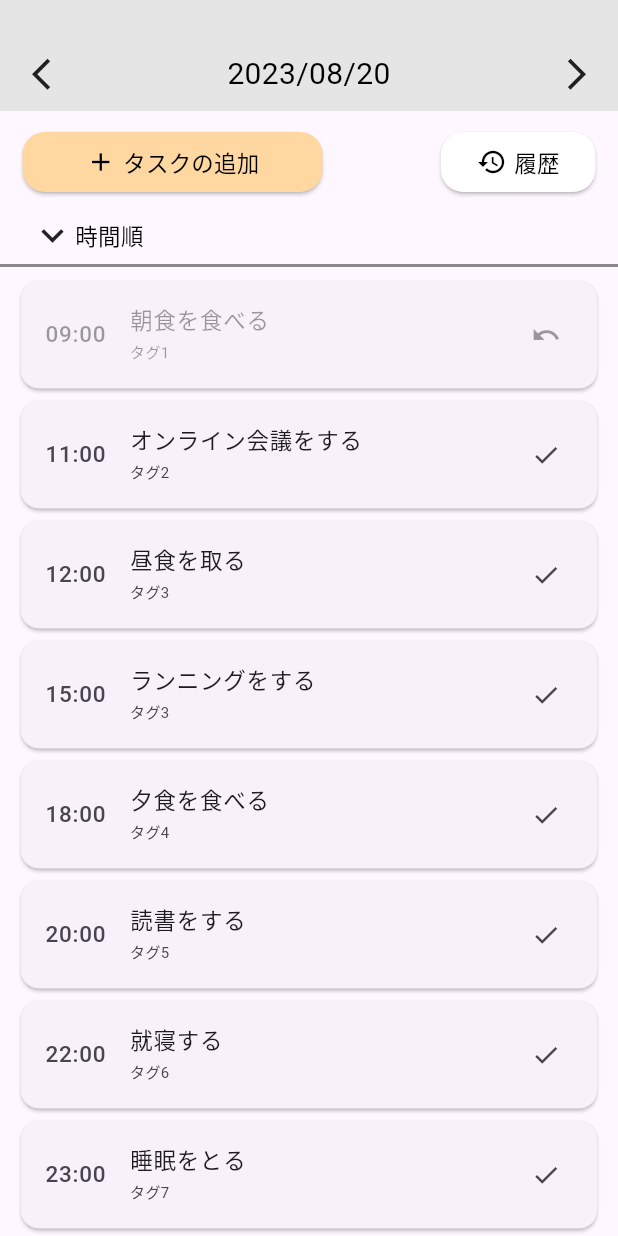
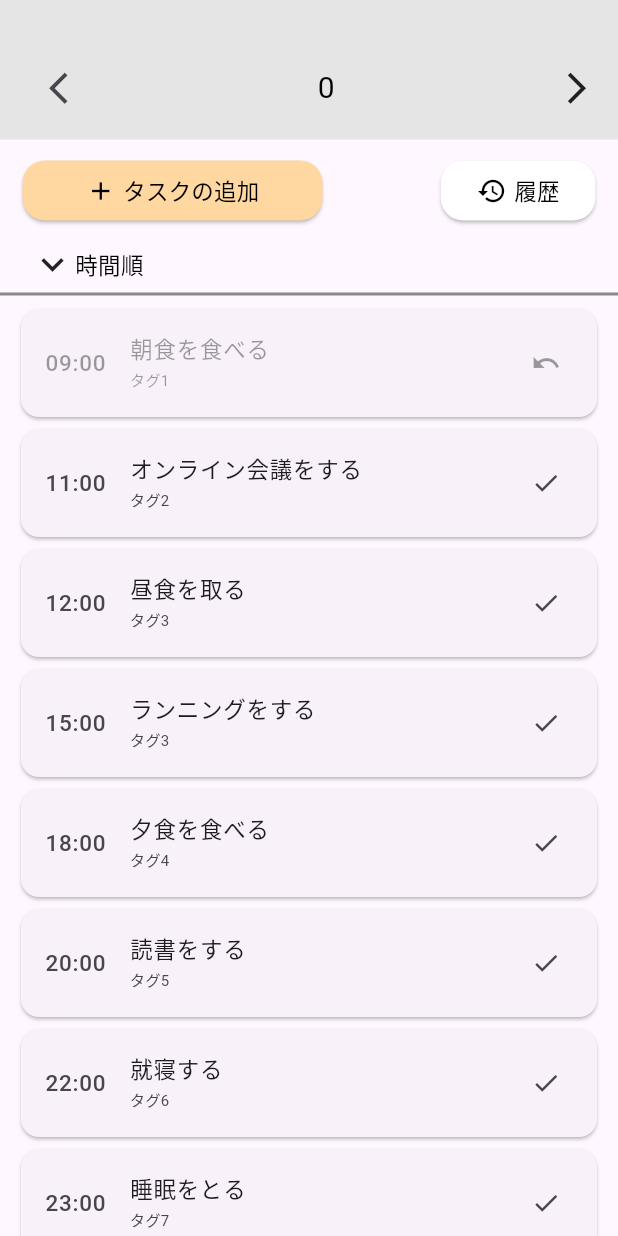
Before and after one commit to Bellwether-Flutter-team/team_a_project, a Flutter app: the YoshiAppPage screen opened by its route, on a phone screen of 412 x 824 dp. Run offline on Flutter 3.47's test engine with Material 2 defaults, Android fonts, the light colour scheme and no system bars; our stand-ins replace get.

Commit message:
状態管理の基本

```diff
--- a/lib/pages/yoshi_app.dart
+++ b/lib/pages/yoshi_app.dart
@@ -1,9 +1,12 @@
 import 'package:flutter/material.dart';
+import 'package:get/get.dart';
+import '../states/yoshiapp_controller.dart';
 
 class YoshiAppPage extends StatelessWidget {
   const YoshiAppPage({Key? key}) : super(key: key);
   @override
   Widget build(BuildContext context) {
+    TaskController taskController = Get.put(TaskController());
     return Scaffold(
       // appBar: AppBar(
       //   automaticallyImplyLeading: false,
@@ -17,18 +20,23 @@ class YoshiAppPage extends StatelessWidget {
           Container(
             padding: const EdgeInsets.fromLTRB(15, 35, 15, 10),
             color: const Color.fromARGB(255, 229, 229, 229),
-            child: const Row(children: [
-              Icon(Icons.arrow_back_ios_new, size: 25),
+            child: Row(children: [
+              IconButton(
+                icon: const Icon(Icons.arrow_back_ios_new, size: 25),
+                onPressed: () {
+                  Get.back();
+                },
+              ),
               Expanded(
                   child: Text(
-                '2023/08/20',
+                "${taskController.task_length.value}",
                 textAlign: TextAlign.center,
-                style: TextStyle(
+                style: const TextStyle(
                   fontSize: 20,
                   color: Colors.black,
                 ),
               )),
-              Icon(Icons.arrow_forward_ios, size: 25)
+              const Icon(Icons.arrow_forward_ios, size: 25)
             ]),
           ),
           Container(
@@ -38,7 +46,9 @@ class YoshiAppPage extends StatelessWidget {
               mainAxisAlignment: MainAxisAlignment.spaceBetween, // 行両端に配置
               children: [
                 ElevatedButton(
-                  onPressed: () {},
+                  onPressed: () {
+                    taskController.increment(1);
+                  },
                   style: ElevatedButton.styleFrom(
                     backgroundColor: const Color.fromARGB(255, 255, 216, 161),
                     foregroundColor: const Color.fromARGB(255, 255, 255, 255),
--- /dev/null
+++ b/lib/states/yoshiapp_controller.dart
@@ -0,0 +1,52 @@
+// taskの状態を管理するためのコードを配置する場所
+
+// 管理するもの
+// 日付
+// タスクの内容：”モデル”
+//   タグ番号
+//   締め切り
+//   タスク名
+//   解決済みか
+// どのデータベースを使うかが重要
+//   理由：DBによって対応できるデータ型やトランザクションのタイミングなどが異なるため
+//   おおよその分類：
+//     ローカルだけで完結するもの
+//     クラウドで完結するもの：FirebaseやAWSなど
+//     両者が混在するもの→大規模なデータを用いるもの/複雑なデータモデルが混在するもの
+
+import 'package:get/get.dart';
+
+// 以下はサンプルというか参考コード
+class TaskController extends GetxController {
+  // 状態とは『変数（の初期値）』と『変数の変化』の二つの観点で考える
+  // 『状態の変化』とは関数による更新であり、例えばフロントエンドのボタンの操作に埋め込まれた関数などがある
+
+  int a = 0;
+  var b = 10;
+
+  // 変数の定義
+  RxInt task_length = 0.obs;
+  RxString tasktitle = "".obs; // Getx
+  String title = ""; // 通常
+  var task = 0.obs; // Varで定義するとなんでも受け入れる
+
+  RxString date = "2023/08/20".obs;
+  //関数の定義
+  // 帰り値によって定義が変わる
+
+  RxInt calc_num(int a) {
+    task_length += a;
+    return task_length;
+  }
+
+  String return_date() {
+    return date.value;
+  }
+
+  void increment(int a) {
+    task_length.value += a;
+    update();
+  }
+}
+
+class TaskModel {}
```
Also changed, not shown: pubspec.lock.
